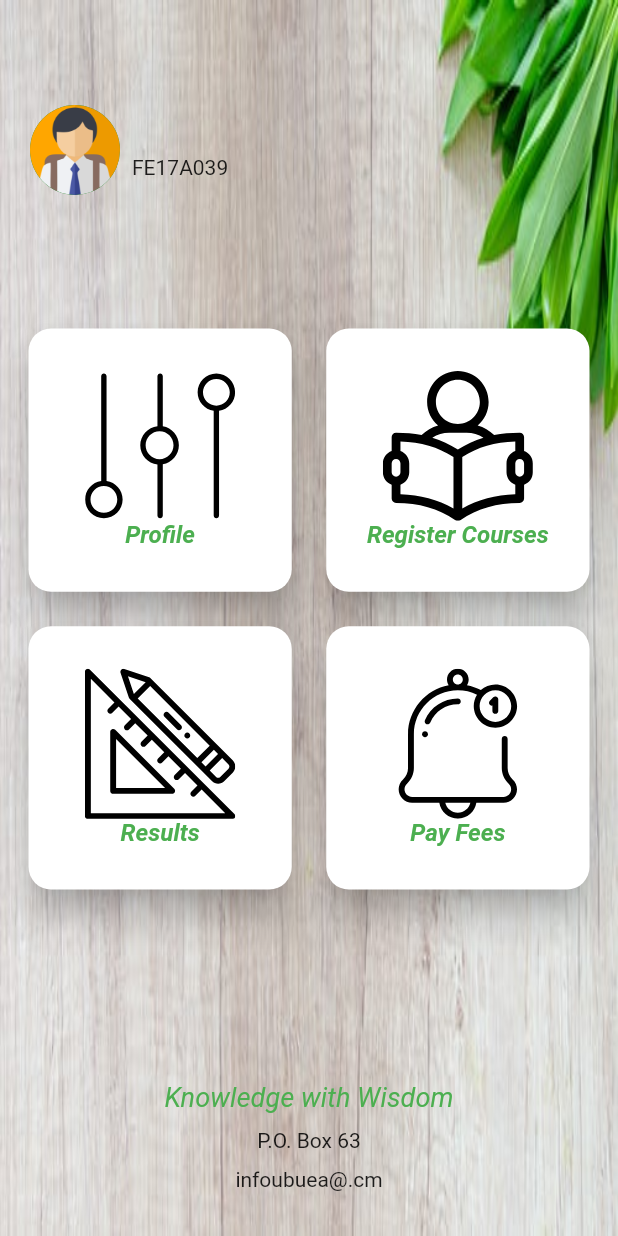
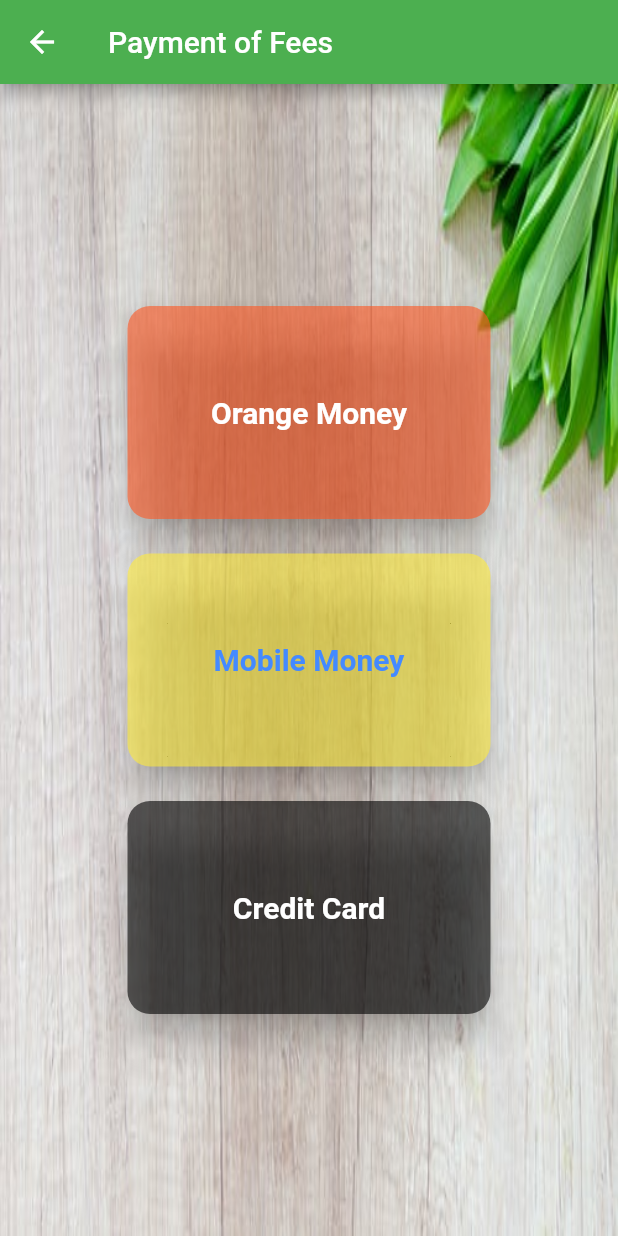
Before and after one commit to Jessie-Djuatio/schoolapp, a Flutter app: the HomeScreen screen opened directly, after a tap on "Pay Fees", on a phone screen of 412 x 824 dp. Run offline on Flutter 3.47's test engine with Material 2 defaults, Android fonts, the phone set to English and light mode, and no system bars; our stand-ins replace dio, flutter_credit_card, flutter_secure_storage, flutter_svg; accounts and stored records are empty.

Commit message:
pay fees, view profile

```diff
--- a/lib/home_screen.dart
+++ b/lib/home_screen.dart
@@ -4,6 +4,10 @@ import 'package:flutter/rendering.dart';
 import 'package:flutter_secure_storage/flutter_secure_storage.dart';
 import 'package:flutter_svg/svg.dart';
 import 'package:schoolapp/login.dart';
+import 'package:schoolapp/payFees.dart';
+import 'package:schoolapp/results.dart';
+import 'package:schoolapp/userProfile.dart';
+import 'package:schoolapp/utils/resultsHome.dart';
 import 'courseList.dart';
 class HomeScreen extends StatefulWidget {
   @override
@@ -186,7 +190,14 @@ class _HomeScreenState extends State<HomeScreen> {
                        primary: false,
                        crossAxisCount: 2,
                      children: <Widget>[
-                       Card(
+                       InkWell(
+                          onTap: (){
+                            Navigator.push(context,MaterialPageRoute(
+                            builder: (context)=> UserProfile()
+                            ));
+
+                          },
+                         child: Card(
                            shape: RoundedRectangleBorder(
                              borderRadius: BorderRadius.circular(15)
                            ),
@@ -204,6 +215,7 @@ class _HomeScreenState extends State<HomeScreen> {
                            ),
 
                          ),
+                       ),
                        Card(
 
                          shape: RoundedRectangleBorder(
@@ -218,7 +230,6 @@ class _HomeScreenState extends State<HomeScreen> {
                                Navigator.push(context,MaterialPageRoute(
                                    builder: (context)=> CourseList()
                                ));
-
                              },
 
                            child: Padding(
@@ -248,7 +259,13 @@ class _HomeScreenState extends State<HomeScreen> {
                          ),
 
                        ),
-                       Card(
+                       InkWell(
+                         onTap: (){
+                           Navigator.push(context,MaterialPageRoute(
+                               builder: (context)=> ResultsHome()
+                           ));
+                         },
+                         child: Card(
                            shape: RoundedRectangleBorder(
                                borderRadius: BorderRadius.circular(15)
                            ),
@@ -266,9 +283,12 @@ class _HomeScreenState extends State<HomeScreen> {
                            ),
 
                          ),
+                       ),
                        GestureDetector(
                          onTap: (){
-
+                           Navigator.push(context,MaterialPageRoute(
+                               builder: (context)=> PayFees()
+                           ));
                          },
                          child: Card(
                            shape: RoundedRectangleBorder(
--- /dev/null
+++ b/lib/payFees.dart
@@ -0,0 +1,106 @@
+import 'package:flutter/material.dart';
+import 'package:flutter_secure_storage/flutter_secure_storage.dart';
+import 'package:schoolapp/creditCard.dart';
+
+import 'components/defaultDialog.dart';
+
+
+class PayFees extends StatefulWidget {
+  @override
+  _PayFeesState createState() => _PayFeesState();
+}
+
+class _PayFeesState extends State<PayFees> {
+
+  @override
+  Widget build(BuildContext context) {
+    var size = MediaQuery.of(context).size;
+    return Scaffold(
+      appBar: AppBar(title: Text('Payment of Fees'),),
+      body: Stack(
+        children: <Widget>[
+          Container(
+            height: size.height * 1,
+            decoration: BoxDecoration(
+                image: DecorationImage(
+
+                    image: AssetImage('assets/images/bg11.jpeg'),
+                    fit: BoxFit.fill
+
+                )
+
+            ),
+          ),
+          Column(crossAxisAlignment: CrossAxisAlignment.center, mainAxisAlignment: MainAxisAlignment.center,
+            children: <Widget>[
+              InkWell(
+                onTap: payment,
+                child: Center(
+                  child: SizedBox(height: 150, width: 250,
+                    child: Card(
+                      color: Colors.deepOrange.withOpacity(0.6),
+                      //margin: const EdgeInsets.symmetric(vertical: 20, horizontal: 40),
+                      shape: RoundedRectangleBorder(
+                          borderRadius: BorderRadius.circular(15)
+                      ),
+                      elevation: 10,
+                      child: Center(child: Text('Orange Money',style: TextStyle(fontSize: 20, fontWeight: FontWeight.w700, color: Colors.white), textAlign: TextAlign.center,)),
+                    ),
+                  ),
+                ),
+              ),
+              SizedBox(height: 15,),
+              InkWell(
+                onTap: payment,
+                child: SizedBox(height: 150, width: 250,
+                  child: Card(
+                    color: Colors.yellow.withOpacity(0.6),
+                    //margin: const EdgeInsets.symmetric(vertical: 20, horizontal: 40),
+                    shape: RoundedRectangleBorder(
+                        borderRadius: BorderRadius.circular(15)
+                    ),
+                    elevation: 10,
+                    child: Center(child: Text('Mobile Money',style: TextStyle(fontSize: 20, fontWeight: FontWeight.w700, color: Colors.blueAccent), textAlign: TextAlign.center,)),
+                  ),
+                ),
+              ),
+              SizedBox(height: 15,),
+              InkWell(
+                onTap: (){
+                  Navigator.push(context,MaterialPageRoute(
+                      builder: (context)=> MySample()
+                  ));
+                },
+                child: SizedBox(height: 150, width: 250,
+                  child: Card(
+                    color: Colors.black.withOpacity(0.6),
+                    //margin: const EdgeInsets.symmetric(vertical: 20, horizontal: 40),
+                    shape: RoundedRectangleBorder(
+                        borderRadius: BorderRadius.circular(15)
+                    ),
+                    elevation: 10,
+                    child: Center(child: Text('Credit Card',style: TextStyle(fontSize: 20, fontWeight: FontWeight.w700, color: Colors.white), textAlign: TextAlign.center,)),
+                  ),
+                ),
+              ),
+            ],
+          ),
+        ],
+      ),
+    );
+  }
+  payment(){
+    showDialog(
+      context: context,
+      builder: (BuildContext context) {
+        return
+          DefaultAlertDialog(
+            title: "Sorry",
+            message: "Service not yet available, it will soon be online !!",
+            icon: Icon(Icons.cancel, color: Colors.green, size: 45,),
+          );
+
+      },
+    );
+  }
+}
--- a/lib/utils/endpoints.dart
+++ b/lib/utils/endpoints.dart
@@ -7,4 +7,7 @@ class Endpoints {
   //Routes d'authentification
   static String login = 'auth/student/signin';
   static String register = 'auth/student/signup';
+
+  //Other routes
+  static String userProfile = 'student/profile/id/';
 }
--- a/pubspec.yaml
+++ b/pubspec.yaml
@@ -23,6 +23,8 @@ dependencies:
   flutter_svg: ^0.17.4
   dio:
   flutter_secure_storage: ^3.3.1+1
+  flutter_credit_card: ^0.1.3
+
 
   # The following adds the Cupertino Icons font to your application.
   # Use with the CupertinoIcons class for iOS style icons.
```
Also changed, not shown: lib/creditCard.dart (added, +96 -0 lines), lib/login.dart (+30 -8 lines), lib/registration.dart (+38 -7 lines), lib/results.dart (added, +49 -0 lines), lib/service/authService.dart (+44 -0 lines), lib/service/secureStorage.dart (+14 -2 lines), lib/userProfile.dart (added, +185 -0 lines), lib/utils/resultsHome.dart (added, +79 -0 lines), assets/images/logo1.png (added), assets/images/logo2.png (added), pubspec.lock. Lines whose indentation alone changed are shown as unchanged.
